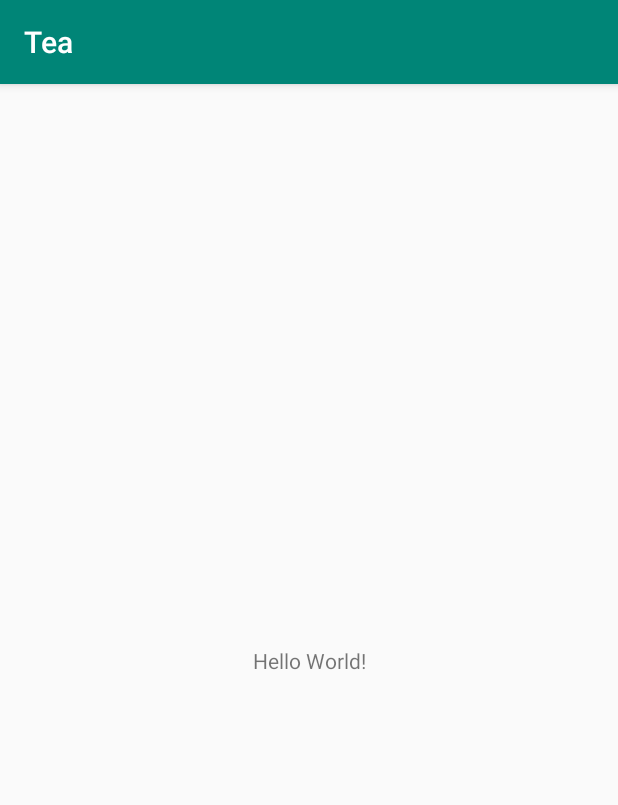
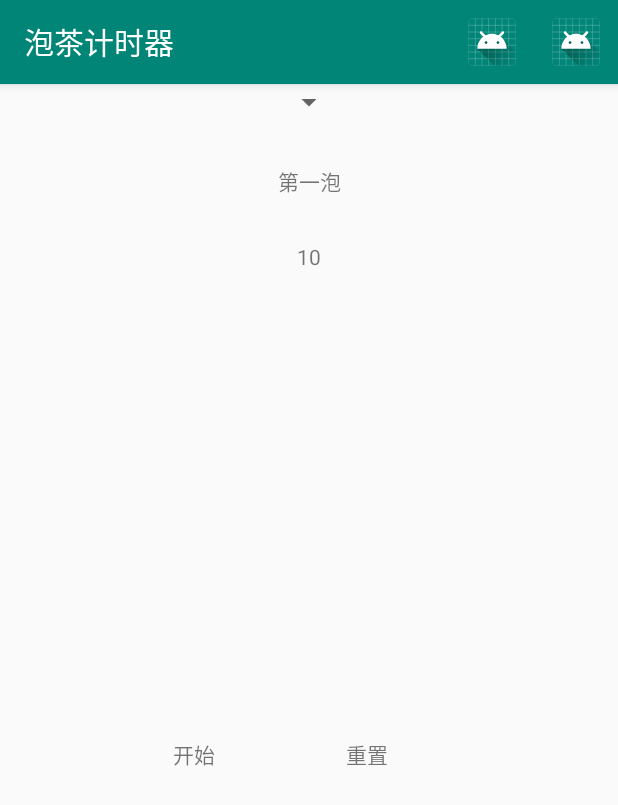
Before and after one commit to luoyingxing/Tea, an Android app: the screen it shows after launch (MainActivity), on a phone screen of 412 x 824 dp. Shown: the top 805 px of the screen. Run offline under Robolectric (Android 15) with nearby library versions, the phone set to English and light mode, and no system bars.

Commit message:
add layout

```diff
--- a/app/build.gradle
+++ b/app/build.gradle
@@ -25,4 +25,5 @@ dependencies {
     testImplementation 'junit:junit:4.12'
     androidTestImplementation 'com.android.support.test:runner:1.0.2'
     androidTestImplementation 'com.android.support.test.espresso:espresso-core:3.0.2'
+    implementation 'com.lyx.frame:library:1.0.7'
 }
--- a/app/src/main/java/com/lxx/tea/MainActivity.java
+++ b/app/src/main/java/com/lxx/tea/MainActivity.java
@@ -2,12 +2,65 @@ package com.lxx.tea;
 
 import android.support.v7.app.AppCompatActivity;
 import android.os.Bundle;
+import android.view.Menu;
+import android.view.MenuInflater;
+import android.view.MenuItem;
+import android.view.View;
+import android.widget.Spinner;
+import android.widget.TextView;
+import android.widget.Toast;
 
-public class MainActivity extends AppCompatActivity {
+public class MainActivity extends AppCompatActivity implements View.OnClickListener {
+    private Spinner mSpinner;
+    private TextView mTimesTV;
+    private TextView mTimerTV;
+    private TextView mStartTV;
+    private TextView mResetTV;
 
     @Override
     protected void onCreate(Bundle savedInstanceState) {
         super.onCreate(savedInstanceState);
         setContentView(R.layout.activity_main);
+
+        mSpinner = findViewById(R.id.spinner_main);
+        mTimesTV = findViewById(R.id.tv_main_times);
+        mTimerTV = findViewById(R.id.tv_main_timer);
+        mStartTV = findViewById(R.id.tv_main_start);
+        mResetTV = findViewById(R.id.tv_main_reset);
+
+        mStartTV.setOnClickListener(this);
+        mResetTV.setOnClickListener(this);
+    }
+
+    @Override
+    public void onClick(View v) {
+        switch (v.getId()) {
+            case R.id.tv_main_start:
+                Toast.makeText(getApplicationContext(), "tv_main_start", Toast.LENGTH_SHORT).show();
+                break;
+            case R.id.tv_main_reset:
+                Toast.makeText(getApplicationContext(), "tv_main_reset", Toast.LENGTH_SHORT).show();
+                break;
+        }
+    }
+
+    @Override
+    public boolean onCreateOptionsMenu(Menu menu) {
+        MenuInflater inflater = getMenuInflater();
+        inflater.inflate(R.menu.menu_main, menu);
+        return true;
+    }
+
+    @Override
+    public boolean onOptionsItemSelected(MenuItem item) {
+        switch (item.getItemId()) {
+            case R.id.bind_device_menu:
+                Toast.makeText(getApplicationContext(), "bind_device_menu", Toast.LENGTH_SHORT).show();
+                break;
+            case R.id.add_tea_menu:
+                Toast.makeText(getApplicationContext(), "add_tea_menu", Toast.LENGTH_SHORT).show();
+                break;
+        }
+        return super.onOptionsItemSelected(item);
     }
 }
--- /dev/null
+++ b/app/src/main/res/layout/activity_list.xml
@@ -0,0 +1,6 @@
+<?xml version="1.0" encoding="utf-8"?>
+<android.support.constraint.ConstraintLayout xmlns:android="http://schemas.android.com/apk/res/android"
+    android:layout_width="match_parent"
+    android:layout_height="match_parent">
+
+</android.support.constraint.ConstraintLayout>
--- a/app/src/main/res/layout/activity_main.xml
+++ b/app/src/main/res/layout/activity_main.xml
@@ -6,13 +6,54 @@
     android:layout_height="match_parent"
     tools:context=".MainActivity">
 
-    <TextView
+    <Spinner
+        android:id="@+id/spinner_main"
         android:layout_width="wrap_content"
         android:layout_height="wrap_content"
-        android:text="Hello World!"
-        app:layout_constraintBottom_toBottomOf="parent"
+        app:layout_constraintHorizontal_bias="0.5"
+        app:layout_constraintLeft_toLeftOf="parent"
+        app:layout_constraintRight_toRightOf="parent" />
+
+    <TextView
+        android:id="@+id/tv_main_times"
+        android:layout_width="wrap_content"
+        android:layout_height="wrap_content"
+        android:paddingTop="30dp"
+        android:text="第一泡"
         app:layout_constraintLeft_toLeftOf="parent"
         app:layout_constraintRight_toRightOf="parent"
-        app:layout_constraintTop_toTopOf="parent" />
+        app:layout_constraintTop_toBottomOf="@+id/spinner_main" />
+
+    <TextView
+        android:id="@+id/tv_main_timer"
+        android:layout_width="wrap_content"
+        android:layout_height="wrap_content"
+        android:paddingTop="30dp"
+        android:text="10"
+        app:layout_constraintLeft_toLeftOf="parent"
+        app:layout_constraintRight_toRightOf="parent"
+        app:layout_constraintTop_toBottomOf="@+id/tv_main_times" />
+
+    <TextView
+        android:id="@+id/tv_main_start"
+        android:layout_width="wrap_content"
+        android:layout_height="wrap_content"
+        android:text="开始"
+        app:layout_constraintBottom_toBottomOf="parent"
+        app:layout_constraintHorizontal_bias="0.3"
+        app:layout_constraintLeft_toLeftOf="parent"
+        app:layout_constraintRight_toRightOf="parent"
+        app:layout_constraintTop_toBottomOf="@+id/tv_main_timer" />
+
+    <TextView
+        android:id="@+id/tv_main_reset"
+        android:layout_width="wrap_content"
+        android:layout_height="wrap_content"
+        android:text="重置"
+        app:layout_constraintBottom_toBottomOf="parent"
+        app:layout_constraintHorizontal_bias="0.6"
+        app:layout_constraintLeft_toLeftOf="parent"
+        app:layout_constraintRight_toRightOf="parent"
+        app:layout_constraintTop_toBottomOf="@+id/tv_main_timer" />
 
 </android.support.constraint.ConstraintLayout>
--- /dev/null
+++ b/app/src/main/res/menu/menu_main.xml
@@ -0,0 +1,17 @@
+<?xml version="1.0" encoding="utf-8"?>
+<menu xmlns:android="http://schemas.android.com/apk/res/android"
+    xmlns:app="http://schemas.android.com/apk/res-auto">
+
+    <item
+        android:id="@+id/bind_device_menu"
+        android:icon="@mipmap/ic_launcher"
+        android:title="绑定设备"
+        app:showAsAction="ifRoom" />
+
+    <item
+        android:id="@+id/add_tea_menu"
+        android:icon="@mipmap/ic_launcher"
+        android:title="添加茶品"
+        app:showAsAction="ifRoom" />
+
+</menu>
--- a/app/src/main/res/values/strings.xml
+++ b/app/src/main/res/values/strings.xml
@@ -1,3 +1,3 @@
 <resources>
-    <string name="app_name">Tea</string>
+    <string name="app_name">泡茶计时器</string>
 </resources>
```
Also changed, not shown: app/src/main/AndroidManifest.xml (+7 -1 lines), app/src/main/java/com/lxx/tea/TeaListActivity.java (added, +20 -0 lines), app/src/main/res/values/colors.xml (+35 -0 lines).
